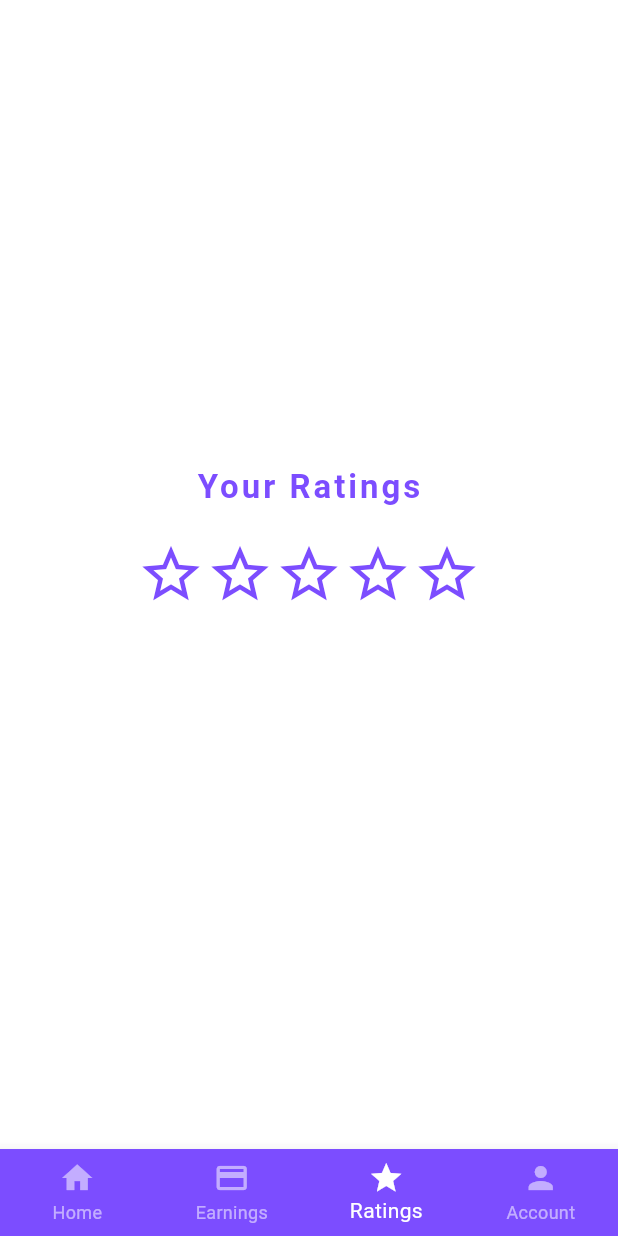
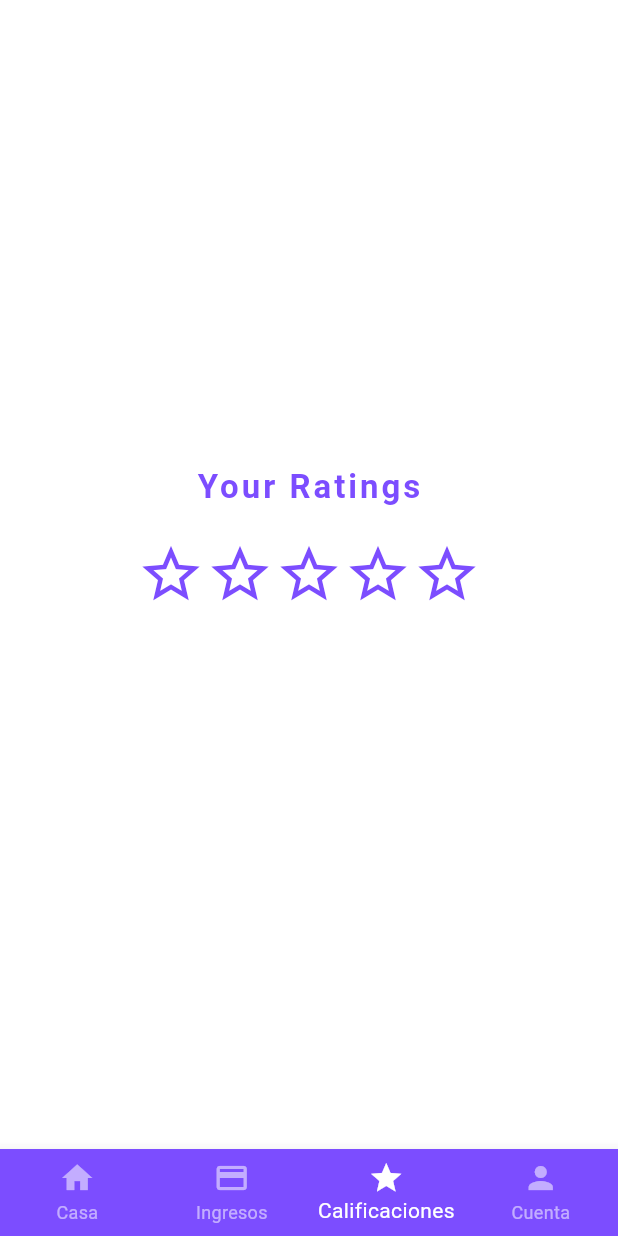
Before and after one commit to ValeuwuIunu/SendHomeDriver, a Flutter app: the MapScreenDriver screen opened directly, item 3 of the bottom bar chosen, on a phone screen of 412 x 824 dp. Run offline on Flutter 3.47's test engine with Material 2 defaults, Android fonts, the phone set to English and light mode, and no system bars; our stand-ins replace assets_audio_player, email_validator, firebase_auth, firebase_core, firebase_database, firebase_messaging and 8 more; missing offline and left inert: flutter_geofire, flutter_polyline_points, geocoder2; accounts and stored records are empty.

Commit message:
español

```diff
--- a/SendHomeDriver/lib/Screens/Mapa_conductor.dart
+++ b/SendHomeDriver/lib/Screens/Mapa_conductor.dart
@@ -50,10 +50,10 @@ class _MapScreenDriverState extends State<MapScreenDriver>  with SingleTickerPro
       ),
       bottomNavigationBar: BottomNavigationBar(
         items: [
-          BottomNavigationBarItem(icon: Icon(Icons.home),label: "Home"),
-          BottomNavigationBarItem(icon: Icon(Icons.credit_card),label: "Earnings"),
-          BottomNavigationBarItem(icon: Icon(Icons.star),label: "Ratings"),
-          BottomNavigationBarItem(icon: Icon(Icons.person),label: "Account"),
+          BottomNavigationBarItem(icon: Icon(Icons.home),label: "Casa"),
+          BottomNavigationBarItem(icon: Icon(Icons.credit_card),label: "Ingresos"),
+          BottomNavigationBarItem(icon: Icon(Icons.star),label: "Calificaciones"),
+          BottomNavigationBarItem(icon: Icon(Icons.person),label: "Cuenta"),
         ],
         unselectedItemColor: Colors.white54,
         selectedItemColor: Colors.white,
--- a/SendHomeDriver/lib/Screens/precise_pickup_location.dart
+++ b/SendHomeDriver/lib/Screens/precise_pickup_location.dart
@@ -145,7 +145,7 @@ class _PrecisePickUpScreenState extends State<PrecisePickUpScreen> {
                     fontWeight: FontWeight.bold,
                   ),
                 ),
-                child: Text("Set current Location"),
+                child: Text("Dar ubicación actual"),
               ),
             ) ,
           ),
--- a/SendHomeDriver/lib/Screens/trip_historyscreen.dart
+++ b/SendHomeDriver/lib/Screens/trip_historyscreen.dart
@@ -19,7 +19,7 @@ class _TripHistoryScreenState extends State<TripHistoryScreen> {
       appBar: AppBar(
         backgroundColor: Colors.white,
         title: Text(
-          "Trip History",
+          "Historial de acarreos ",
           style: TextStyle(
             color: Colors.black,
           ),
--- a/SendHomeDriver/lib/pushNotification/notification_dialog_box.dart
+++ b/SendHomeDriver/lib/pushNotification/notification_dialog_box.dart
@@ -135,7 +135,7 @@ class _NotificationDialogBoxState extends State<NotificationDialogBox> {
                         primary: Colors.red
                       ),
                       child: Text(
-                        "Cancel".toUpperCase(),
+                        "Cancelar".toUpperCase(),
                         style: TextStyle(
                           fontSize: 14,
                         ),
@@ -156,7 +156,7 @@ class _NotificationDialogBoxState extends State<NotificationDialogBox> {
                           primary: Colors.green
                       ),
                       child: Text(
-                        "Accept".toUpperCase(),
+                        "Aceptar".toUpperCase(),
                         style: TextStyle(
                           fontSize: 14,
                         ),
@@ -193,7 +193,7 @@ class _NotificationDialogBoxState extends State<NotificationDialogBox> {
               userRideRequestInformation: widget.userRideRequestInformation,
             )));
           }else{
-            Fluttertoast.showToast(msg: "This Ride Request do not exist");
+            Fluttertoast.showToast(msg: "Este acarreo es inexistente");
           }
 
     });
```
Also changed, not shown: SendHomeDriver/lib/Screens/forgot_password_screen.dart (+5 -5 lines), SendHomeDriver/lib/Screens/new_trip_screen.dart (+8 -8 lines), SendHomeDriver/lib/Screens/registro_usuario.dart (+8 -8 lines).
